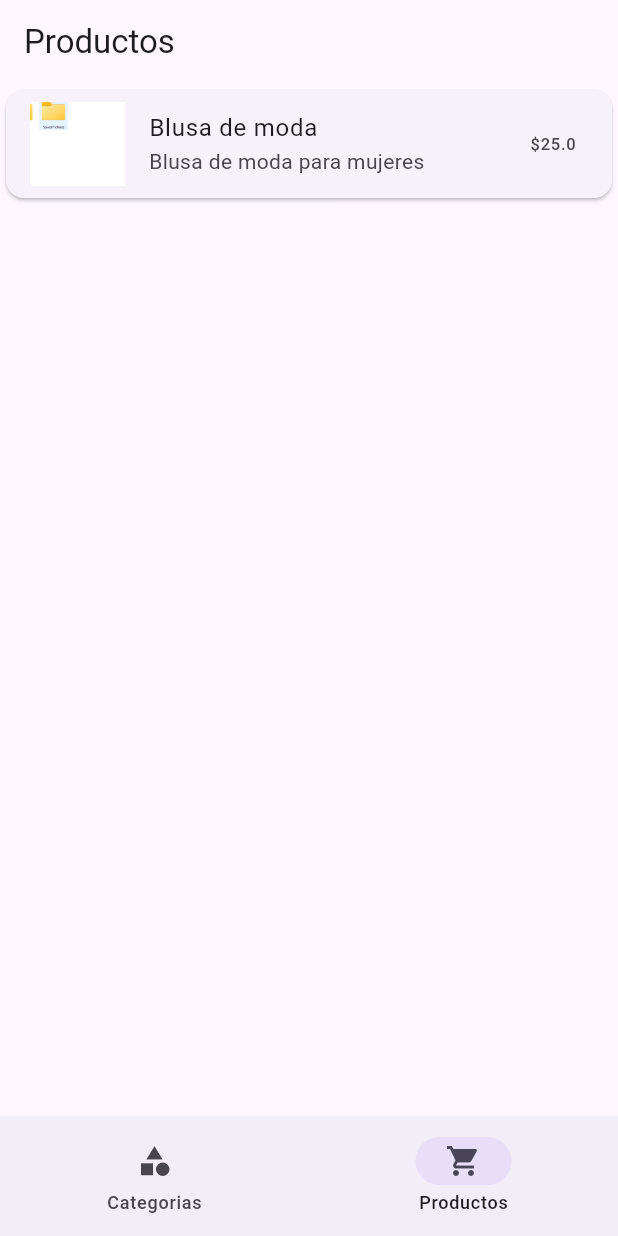
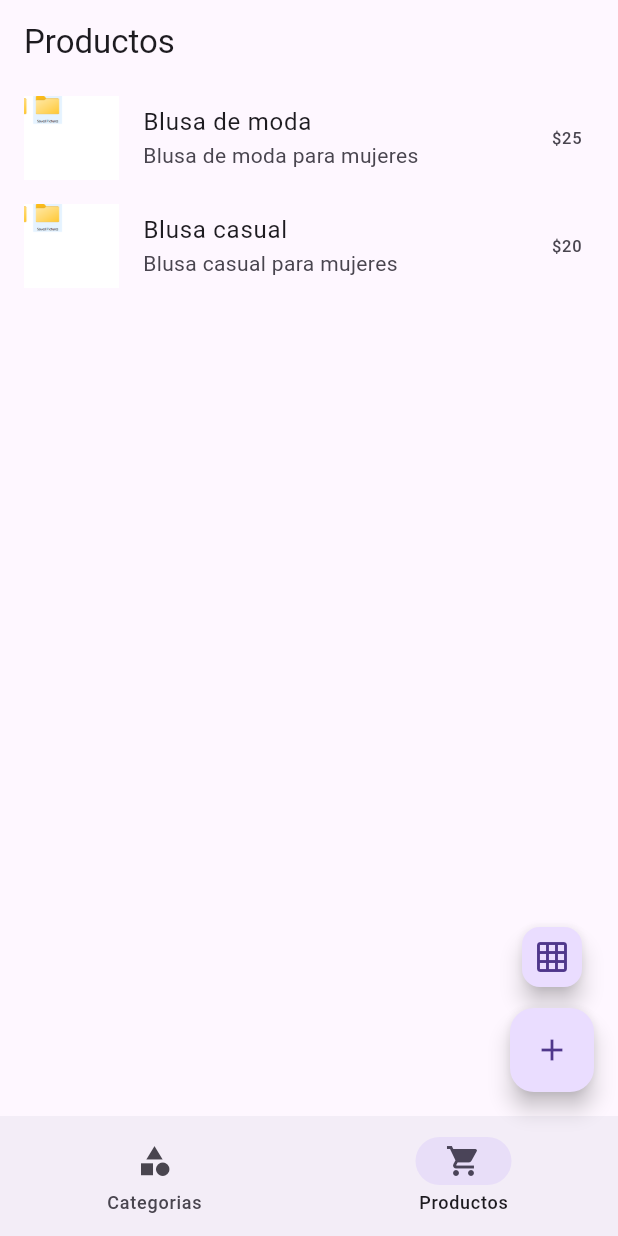
Before and after one commit to VarEros/on_invent, a Flutter app: the screen it shows after launch, item 2 of the bottom bar chosen, on a phone screen of 412 x 824 dp. Run offline on Flutter 3.47's test engine with Material 3 defaults, Android fonts, the light colour scheme and no system bars; our stand-ins replace image_picker; missing offline and left inert: flutter_iconpicker.

Commit message:
grid view working

```diff
--- a/lib/data/product_data.dart
+++ b/lib/data/product_data.dart
@@ -6,20 +6,20 @@ class ProductData {
       id: 1,
       categoryId: 1,
       name: 'Blusa de moda',
-      sellingPrice: 25.00,
-      buyingPrice: 15.00,
+      sellingPrice: 25,
+      buyingPrice: 15,
       imageUrl: 'assets/images/Screenshot 2024-06-18 163920.png',
       description: 'Blusa de moda para mujeres',
     ),
-    // Product(
-    //   id: 2,
-    //   categoryId: 1,
-    //   name: 'Blusa casual',
-    //   sellingPrice: 20.00,
-    //   buyingPrice: 10.00,
-    //   imageUrl: 'assets/images/blusa2.jpg',
-    //   description: 'Blusa casual para mujeres',
-    // ),
+    Product(
+      id: 2,
+      categoryId: 1,
+      name: 'Blusa casual',
+      sellingPrice: 20,
+      buyingPrice: 10,
+      imageUrl: 'assets/images/Screenshot 2024-06-18 163920.png',
+      description: 'Blusa casual para mujeres',
+    ),
     // Product(
     //   id: 3,
     //   categoryId: 1,
--- a/lib/main.dart
+++ b/lib/main.dart
@@ -16,7 +16,9 @@ class MainApp extends StatelessWidget {
       darkTheme: ThemeData.dark(),
       themeMode: ThemeMode.system,
       debugShowCheckedModeBanner: false,
-      home: const Screen(),
+      home: const SafeArea(
+        child: Screen(),
+      )
     );
   }
 }
--- a/lib/models/product.dart
+++ b/lib/models/product.dart
@@ -3,8 +3,8 @@ class Product {
   final int categoryId;
   final String name;
   final String description;
-  final double sellingPrice;
-  final double buyingPrice;
+  final int sellingPrice;
+  final int buyingPrice;
   final String imageUrl;
 
   Product({
--- a/lib/screen.dart
+++ b/lib/screen.dart
@@ -1,7 +1,9 @@
 import 'package:flutter/material.dart';
 import 'package:on_invent/screens/category_list_screen.dart';
 import 'package:on_invent/screens/category_screen.dart';
+import 'package:on_invent/screens/product_grid_screen.dart';
 import 'package:on_invent/screens/product_list_screen.dart';
+import 'package:on_invent/screens/product_screen.dart';
 
 class Screen extends StatefulWidget {
   const Screen({super.key});
@@ -12,6 +14,7 @@ class Screen extends StatefulWidget {
 
 class _ScreenState extends State<Screen> {
   int currentPageIndex = 0;
+  bool isGridView = false;
 
   static const pages =  [
     'Categorias',
@@ -38,17 +41,42 @@ class _ScreenState extends State<Screen> {
         ),
         body: <Widget>[
           const CategoryListScreen(),
-          const ProductListScreen(),
+          isGridView ? const ProductGridScreen() : const ProductListScreen(),
         ][currentPageIndex],
-        floatingActionButton: currentPageIndex == 0 ? FloatingActionButton(
+        floatingActionButton: Column(
+          mainAxisAlignment: MainAxisAlignment.end,
+          children: [
+            if (currentPageIndex == 1) FloatingActionButton(
+              mini: true,
+              onPressed: () {
+                setState(() {
+                  isGridView = !isGridView;
+                });
+              },
+              child: Icon(isGridView ? Icons.list : Icons.grid_on),
+            ),
+            const SizedBox(height: 10),
+            if (currentPageIndex <= 1) FloatingActionButton(
               onPressed: () {
                 Navigator.push(
                   context,
-              MaterialPageRoute(builder: (context) => const CategoryScreen(category: null)),
+                  MaterialPageRoute(builder: (context) => currentPageIndex == 0 ? const CategoryScreen(category: null) : const ProductScreen(product: null)),
                 );
               },
               child: const Icon(Icons.add),
-        ) : null,
+            ),
+          ],
+        )
+        // floatingActionButton: currentPageIndex <= 1 ? FloatingActionButton(
+        //   onPressed: () {
+        //     Navigator.push(
+        //       context,
+        //       MaterialPageRoute(builder: (context) => const CategoryScreen(category: null)),
+        //     );
+        //   },
+
+        //   child: const Icon(Icons.add),
+        // ) : null,
       );
   }
 }
--- a/lib/screens/category_screen.dart
+++ b/lib/screens/category_screen.dart
@@ -1,6 +1,5 @@
 import 'package:flutter/material.dart';
 import 'package:flutter_iconpicker/flutter_iconpicker.dart';
-import 'package:on_invent/data/category_data.dart';
 import 'package:on_invent/data/icon_data.dart';
 
 import '../models/category.dart';
--- a/lib/widgets/category_elem_widget.dart
+++ b/lib/widgets/category_elem_widget.dart
@@ -13,9 +13,7 @@ class CategoryElemWidget extends StatelessWidget {
       leading: Icon(IconData(category.icon, fontFamily: 'MaterialIcons')),
       title: Text(category.name),
       subtitle: Text(category.description),
-      onTap: () {
-        Navigator.push(context, MaterialPageRoute(builder: (context) => CategoryScreen(category: category)));
-      },
+      onTap: () => Navigator.push(context, MaterialPageRoute(builder: (context) => CategoryScreen(category: category))),
     );
   }
 }
--- a/lib/widgets/product_elem_widget.dart
+++ b/lib/widgets/product_elem_widget.dart
@@ -1,5 +1,6 @@
 import 'package:flutter/material.dart';
 import 'package:on_invent/models/product.dart';
+import 'package:on_invent/screens/product_screen.dart';
 
 class ProductElemWidget extends StatelessWidget {
   final Product product;
@@ -7,13 +8,12 @@ class ProductElemWidget extends StatelessWidget {
 
   @override
   Widget build(BuildContext context){
-    return Card(
-      child: ListTile(
-        leading: Image.asset(product.imageUrl),
-        title: Text(product.name),
-        subtitle: Text(product.description),
-        trailing: Text('\$${product.sellingPrice}'),
-      ),
+    return ListTile(
+      leading: Image.asset(product.imageUrl),
+      title: Text(product.name),
+      subtitle: Text(product.description),
+      trailing: Text('\$${product.sellingPrice}'),
+      onTap: () => Navigator.push(context, MaterialPageRoute(builder: (context) => ProductScreen(product: product))),
     );
   }
 }
```
Also changed, not shown: lib/screens/product_grid_screen.dart (added, +25 -0 lines), lib/screens/product_screen.dart (+70 -6 lines), lib/widgets/product_card_widget.dart (added, +23 -0 lines). Lines whose indentation alone changed are shown as unchanged.
